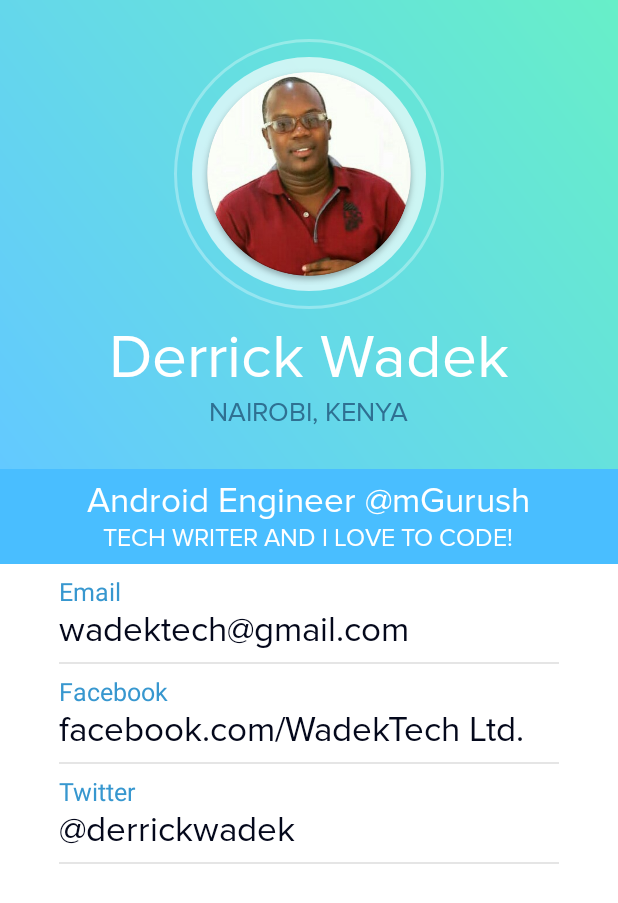
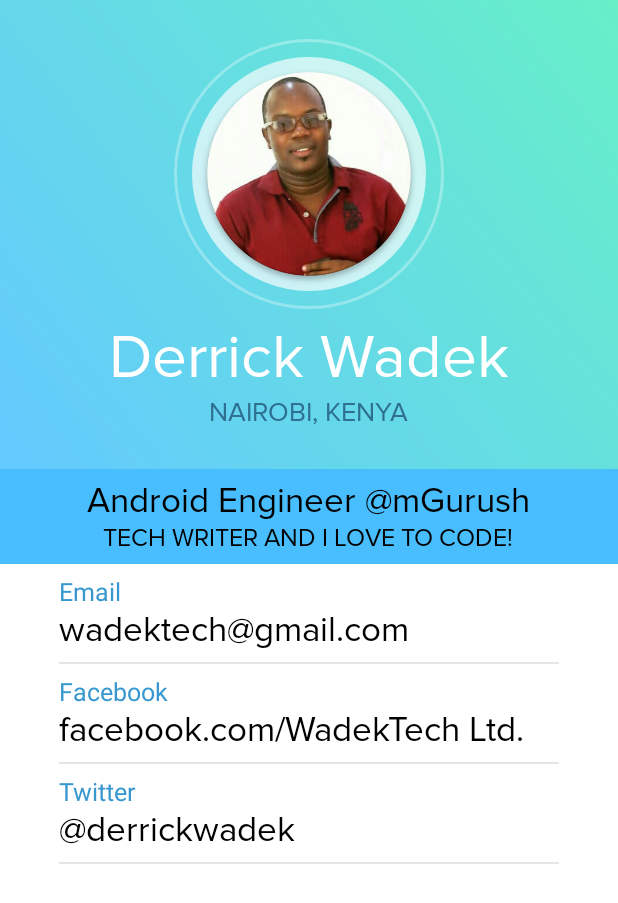
Before and after one commit to WadeQ/Mtihani, an Android app: the DeveloperProfile screen opened directly, with no data from a screen before it, on a phone screen of 412 x 824 dp. Shown: the top 903 px of the screen. Run offline under Robolectric (Android 15) with nearby library versions, the phone set to English and light mode, and no system bars; our stand-ins replace sdp/ssp sizes.

Commit message:
fixed all issues with night mode

```diff
--- a/app/src/main/java/com/wadektech/mtihanirevise/fragments/ProfileFragment.java
+++ b/app/src/main/java/com/wadektech/mtihanirevise/fragments/ProfileFragment.java
@@ -139,7 +139,7 @@ FirebaseFirestore
                                         } else {
                                             final int defaultImageResId = R.drawable.profile;
                                             Picasso.with(getContext())
-                                                    .load(user.getImageURL())
+                                                    .load(Constants.getImageURL())
                                                     .networkPolicy(NetworkPolicy.OFFLINE)
                                                     .into(profileImage, new Callback() {
                                                         @Override
@@ -150,7 +150,7 @@ FirebaseFirestore
                                                         @Override
                                                         public void onError() {
                                                             Picasso.with(getActivity())
-                                                                    .load(user.getImageURL())
+                                                                    .load(Constants.getImageURL())
                                                                     .error(defaultImageResId)
                                                                     .into(profileImage);
                                                         }
--- a/app/src/main/res/layout-port/activity_developer_profile.xml
+++ b/app/src/main/res/layout-port/activity_developer_profile.xml
@@ -4,7 +4,8 @@
     xmlns:android="http://schemas.android.com/apk/res/android"
     xmlns:tools="http://schemas.android.com/tools"
     android:layout_width="match_parent"
-    android:layout_height="wrap_content"
+    android:layout_height="match_parent"
+    android:background="@color/profile_background"
     tools:context=".ui.DeveloperProfile">
 
     <RelativeLayout
@@ -94,7 +95,7 @@
                     android:layout_height="wrap_content"
                     android:fontFamily="@font/proximanovaregular"
                     android:text="@string/profile"
-                    android:textColor="@color/colorWhite"
+                    android:textColor="@color/text"
                     android:textSize="@dimen/_18ssp" />
 
                 <TextView
@@ -103,7 +104,7 @@
                     android:fontFamily="@font/proximanovaregular"
                     android:text="@string/profile_two"
                     android:textAllCaps="true"
-                    android:textColor="@color/colorWhite"
+                    android:textColor="@color/text"
                     android:textSize="@dimen/_13ssp" />
 
             </LinearLayout>
@@ -143,7 +144,7 @@
                     android:layout_height="wrap_content"
                     android:fontFamily="@font/proximanovaregular"
                     android:text="@string/wadektech_gmail_com"
-                    android:textColor="@color/colorPrimaryDark"
+                    android:textColor="@color/text"
                     android:textSize="@dimen/_18ssp" />
 
                 <View
@@ -172,7 +173,7 @@
                     android:layout_height="wrap_content"
                     android:fontFamily="@font/proximanovaregular"
                     android:text="@string/facebook_com_wadektech"
-                    android:textColor="@color/colorPrimaryDark"
+                    android:textColor="@color/text"
                     android:textSize="@dimen/_18ssp" />
 
                 <View
@@ -201,7 +202,7 @@
                     android:layout_height="wrap_content"
                     android:fontFamily="@font/proximanovaregular"
                     android:text="@string/twitterUsername"
-                    android:textColor="@color/colorPrimaryDark"
+                    android:textColor="@color/text"
                     android:textSize="@dimen/_18ssp" />
 
                 <View
--- a/app/src/main/res/layout/activity_developer_profile.xml
+++ b/app/src/main/res/layout/activity_developer_profile.xml
@@ -4,7 +4,8 @@
     xmlns:android="http://schemas.android.com/apk/res/android"
     xmlns:tools="http://schemas.android.com/tools"
     android:layout_width="match_parent"
-    android:layout_height="wrap_content"
+    android:layout_height="match_parent"
+    android:background="@color/profile_background"
     tools:context=".ui.DeveloperProfile">
 
     <RelativeLayout
@@ -42,7 +43,7 @@
             android:layout_below="@+id/imgUser"
             android:layout_centerHorizontal="true"
             android:layout_marginTop="@dimen/_5sdp"
-            android:fontFamily="sans-serif-light"
+            android:fontFamily="@font/proximanovaregular"
             android:text="@string/derrick_wadek"
             android:textColor="@color/colorWhite"
             android:textSize="@dimen/_32ssp" />
@@ -54,7 +55,7 @@
             android:layout_height="wrap_content"
             android:layout_below="@+id/tv_name"
             android:layout_centerHorizontal="true"
-            android:fontFamily="sans-serif"
+            android:fontFamily="@font/proximanovaregular"
             android:text="@string/nairobi_kenya"
             android:textAllCaps="true"
             android:textColor="@color/address"
@@ -92,18 +93,18 @@
                 <TextView
                     android:layout_width="wrap_content"
                     android:layout_height="wrap_content"
-                    android:fontFamily="sans-serif-light"
+                    android:fontFamily="@font/proximanovaregular"
                     android:text="@string/profile"
-                    android:textColor="@color/colorWhite"
+                    android:textColor="@color/text"
                     android:textSize="@dimen/_18ssp" />
 
                 <TextView
                     android:layout_width="wrap_content"
                     android:layout_height="wrap_content"
-                    android:fontFamily="sans-serif-light"
+                    android:fontFamily="@font/proximanovaregular"
                     android:text="@string/profile_two"
                     android:textAllCaps="true"
-                    android:textColor="@color/colorWhite"
+                    android:textColor="@color/text"
                     android:textSize="@dimen/_13ssp" />
 
             </LinearLayout>
@@ -114,7 +115,7 @@
 
     <RelativeLayout
         android:layout_width="match_parent"
-        android:layout_height="match_parent"
+        android:layout_height="wrap_content"
         android:layout_below="@+id/linlay1">
 
         <LinearLayout
@@ -141,9 +142,9 @@
                 <TextView
                     android:layout_width="wrap_content"
                     android:layout_height="wrap_content"
-                    android:fontFamily="sans-serif-light"
+                    android:fontFamily="@font/proximanovaregular"
                     android:text="@string/wadektech_gmail_com"
-                    android:textColor="@color/colorPrimaryDark"
+                    android:textColor="@color/text"
                     android:textSize="@dimen/_18ssp" />
 
                 <View
@@ -170,9 +171,9 @@
                 <TextView
                     android:layout_width="wrap_content"
                     android:layout_height="wrap_content"
-                    android:fontFamily="sans-serif-light"
+                    android:fontFamily="@font/proximanovaregular"
                     android:text="@string/facebook_com_wadektech"
-                    android:textColor="@color/colorPrimaryDark"
+                    android:textColor="@color/text"
                     android:textSize="@dimen/_18ssp" />
 
                 <View
@@ -199,38 +200,9 @@
                 <TextView
                     android:layout_width="wrap_content"
                     android:layout_height="wrap_content"
-                    android:fontFamily="sans-serif-light"
+                    android:fontFamily="@font/proximanovaregular"
                     android:text="@string/twitterUsername"
-                    android:textColor="@color/colorPrimaryDark"
-                    android:textSize="@dimen/_18ssp" />
-
-                <View
-                    android:layout_width="match_parent"
-                    android:layout_height="@dimen/_1sdp"
-                    android:layout_marginTop="@dimen/_5sdp"
-                    android:background="@color/grey" />
-
-            </LinearLayout>
-
-            <LinearLayout
-                android:layout_width="match_parent"
-                android:layout_height="88dp"
-                android:layout_marginTop="@dimen/_5sdp"
-                android:orientation="vertical">
-
-                <TextView
-                    android:layout_width="wrap_content"
-                    android:layout_height="wrap_content"
-                    android:text="@string/app_version"
-                    android:textColor="@color/headings"
-                    android:textSize="@dimen/_13ssp" />
-
-                <TextView
-                    android:layout_width="wrap_content"
-                    android:layout_height="wrap_content"
-                    android:fontFamily="sans-serif-light"
-                    android:text="@string/registered_symbol"
-                    android:textColor="@color/colorAccent"
+                    android:textColor="@color/text"
                     android:textSize="@dimen/_18ssp" />
 
                 <View
--- a/app/src/main/res/layout/activity_status_update.xml
+++ b/app/src/main/res/layout/activity_status_update.xml
@@ -26,7 +26,7 @@
             android:background="@drawable/btn_bg"
             android:text="@string/_status_update"
             android:textAllCaps="false"
-            android:textColor="@color/colorPrimaryDark"
+            android:textColor="@color/colorWhite"
             android:textSize="@dimen/_18ssp"
             android:textStyle="bold"
             app:fontFamily="@font/proximanovaregular"
@@ -52,12 +52,12 @@
             app:layout_constraintTop_toBottomOf="@+id/toolbar">
 
             <com.google.android.material.textfield.TextInputEditText
-                android:layout_width="380dp"
+                android:layout_width="match_parent"
                 android:layout_height="61dp"
                 android:hint="@string/status_update"
                 android:inputType="text"
                 android:maxLength="38"
-                android:textColor="@color/colorPrimaryDark"
+                android:textColor="@color/text"
                 android:textColorHint="@color/green" />
         </com.google.android.material.textfield.TextInputLayout>
 
--- a/app/src/main/res/values-night/colors.xml
+++ b/app/src/main/res/values-night/colors.xml
@@ -9,7 +9,8 @@
     <color name="background">#04081b</color>
     <color name="green">#00c853</color>
     <color name="edit_text">#1b5e20</color>
-    <color name="text">#04081b</color>
+    <color name="text">#fff</color>
+    <color name="profile_background">#04081b</color>
     <color name="address">#2F7092</color>
     <color name="followers">#0D5D98</color>
     <color name="headings">#3797CF</color>
--- a/app/src/main/res/values/colors.xml
+++ b/app/src/main/res/values/colors.xml
@@ -7,6 +7,7 @@
     <color name="toolbar">#26a69a</color>
     <color name="colorTransparent">#cccccc</color>
     <color name="green">#00c853</color>
+    <color name="profile_background">#FFFFFF</color>
     <color name="background">#00695c</color>
     <color name="edit_text">#1b5e20</color>
     <color name="text">#000000</color>
```
